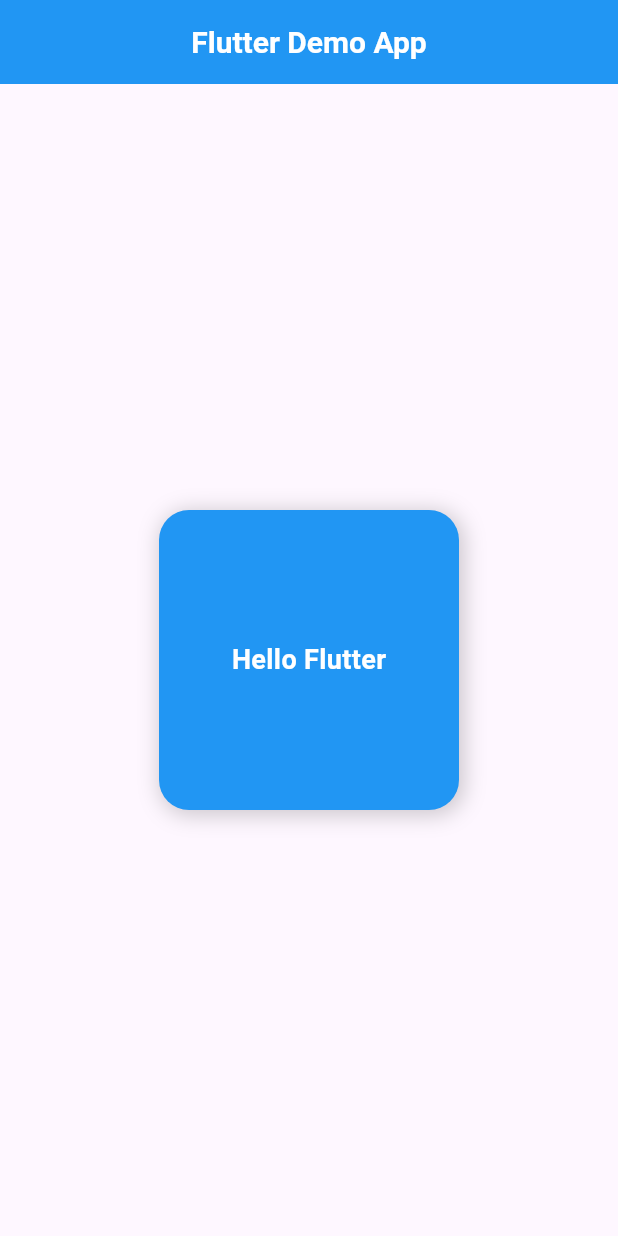
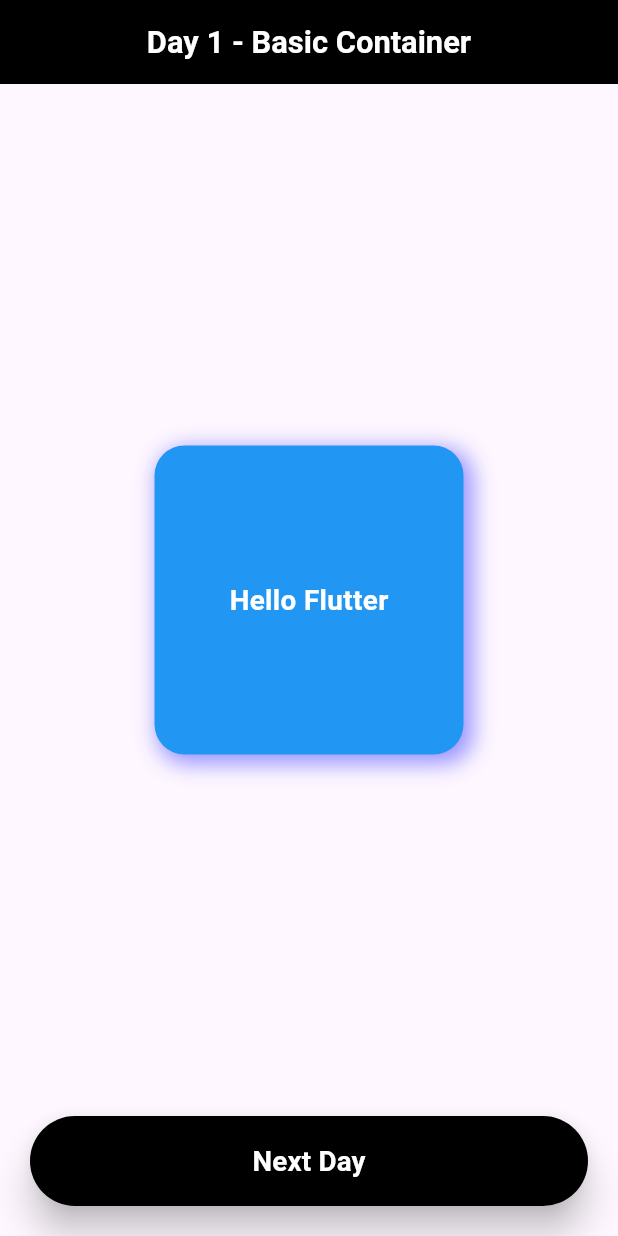
Before and after one commit to hadoopadministrator/my_flutter_app, a Flutter app: the screen it shows after launch, on a phone screen of 412 x 824 dp. Run offline on Flutter 3.47's test engine with Material 3 defaults, Android fonts, the phone set to English and light mode, and no system bars.

Commit message:
Day 2 Challenge Completed.

```diff
--- a/lib/main.dart
+++ b/lib/main.dart
@@ -1,5 +1,5 @@
 import 'package:flutter/material.dart';
-import 'screens/home_screen.dart';
+import 'screens/basic_container_screen.dart';
 
 void main() {
   runApp(const MyApp());
@@ -12,10 +12,8 @@ class MyApp extends StatelessWidget {
   @override
   Widget build(BuildContext context) {
     return MaterialApp(
-      theme: ThemeData(
-        // This is the theme of your application.
-      ),
-      home: const MyHomePage(title: 'Flutter Demo App'),
+      // debugShowCheckedModeBanner: true,
+      home: const BasicContainerScreen(),
     );
   }
 }
--- /dev/null
+++ b/lib/screens/basic_container_screen.dart
@@ -0,0 +1,104 @@
+import 'package:flutter/material.dart';
+import 'package:my_app/screens/vertical_box_screen.dart';
+
+class BasicContainerScreen extends StatefulWidget {
+  const BasicContainerScreen({super.key});
+
+  /*
+        Day 1 Challenge: Basic Container UI
+
+        Create a centered square Container with:
+        - height: 200
+        - width: 200
+        - background color: blue
+        - Text widget inside saying: "Hello Flutter"
+  */
+
+  @override
+  State<BasicContainerScreen> createState() => _BasicContainerScreenState();
+}
+
+class _BasicContainerScreenState extends State<BasicContainerScreen> {
+  @override
+  Widget build(BuildContext context) {
+    final width = MediaQuery.sizeOf(context).width;
+    final height = MediaQuery.sizeOf(context).height;
+
+    return SafeArea(
+      child: Scaffold(
+        appBar: AppBar(
+          backgroundColor: Colors.black,
+          centerTitle: true,
+          title: Text(
+            "Day 1 - Basic Container",
+            style: TextStyle(
+              color: Colors.white,
+              fontSize: width * 0.05,
+              fontWeight: FontWeight.bold,
+            ),
+          ),
+        ),
+        body: Column(
+          mainAxisAlignment: MainAxisAlignment.spaceBetween,
+          children: [
+            SizedBox(),
+            Container(
+              decoration: BoxDecoration(
+                borderRadius: BorderRadius.circular(20),
+                color: Colors.blue,
+                boxShadow: [
+                  BoxShadow(
+                    color: Color.fromRGBO(0, 0, 255, 0.4),
+                    blurRadius: 12,
+                    spreadRadius: 2,
+                    offset: Offset(4, 4),
+                  ),
+                ],
+              ),
+              height: height * 0.25,
+              width: width * 0.5,
+              alignment: Alignment.center,
+              child: Text(
+                "Hello Flutter",
+                style: TextStyle(
+                  color: Colors.white,
+                  fontSize: width * 0.045,
+                  fontWeight: FontWeight.bold,
+                ),
+              ),
+            ),
+            Padding(
+              padding: const EdgeInsets.only(right: 20, bottom: 20, left: 20),
+              child: SizedBox(
+                width: width * 1,
+                child: ElevatedButton(
+                  style: ElevatedButton.styleFrom(
+                    padding: EdgeInsets.symmetric(vertical: height * 0.02),
+                    backgroundColor: Colors.black,
+                    elevation: 10,
+                  ),
+                  onPressed: () {
+                    Navigator.push(
+                      context,
+                      MaterialPageRoute(
+                        builder: (context) => VerticalBoxScreen(),
+                      ),
+                    );
+                  },
+                  child: Text(
+                    "Next Day",
+                    style: TextStyle(
+                      fontSize: width * 0.045,
+                      fontWeight: FontWeight.bold,
+                      color: Colors.white,
+                    ),
+                  ),
+                ),
+              ),
+            ),
+          ],
+        ),
+      ),
+    );
+  }
+}
--- a/lib/screens/home_screen.dart
+++ /dev/null
@@ -1,67 +0,0 @@
-import 'package:flutter/material.dart';
-
-class MyHomePage extends StatefulWidget {
-  const MyHomePage({super.key, required this.title});
-
-  final String title;
-
-  @override
-  State<MyHomePage> createState() => _MyHomePageState();
-}
-
-class _MyHomePageState extends State<MyHomePage> {
-  @override
-  Widget build(BuildContext context) {
-    return Scaffold(
-      appBar: AppBar(
-        backgroundColor: Colors.blue,
-        centerTitle: true,
-        title: Text(
-          widget.title,
-          style: TextStyle(
-            color: Colors.white,
-            fontSize: 20,
-            fontWeight: FontWeight.bold,
-          ),
-        ),
-      ),
-      body: Center(
-        /*
-  Day 1 Challenge: Basic Container UI
-
-  Create a centered square Container with:
-  - height: 200
-  - width: 200
-  - background color: blue
-  - Text widget inside saying: "Hello Flutter"
-*/
-        child: Container(
-          decoration: BoxDecoration(
-            borderRadius: BorderRadius.circular(20),
-            color: Colors.blue,
-            boxShadow: [
-              BoxShadow(
-                color: Color.fromRGBO(0, 0, 0, 0.2),
-                blurRadius: 12,
-                spreadRadius: 1,
-                offset: Offset(2, 2),
-              ),
-            ],
-          ),
-
-          height: 200,
-          width: 200,
-          alignment: Alignment.center,
-          child: Text(
-            "Hello Flutter",
-            style: TextStyle(
-              color: Colors.white,
-              fontSize: 18,
-              fontWeight: FontWeight.bold,
-            ),
-          ),
-        ),
-      ),
-    );
-  }
-}
```
Also changed, not shown: lib/screens/vertical_box_screen.dart (added, +149 -0 lines).
